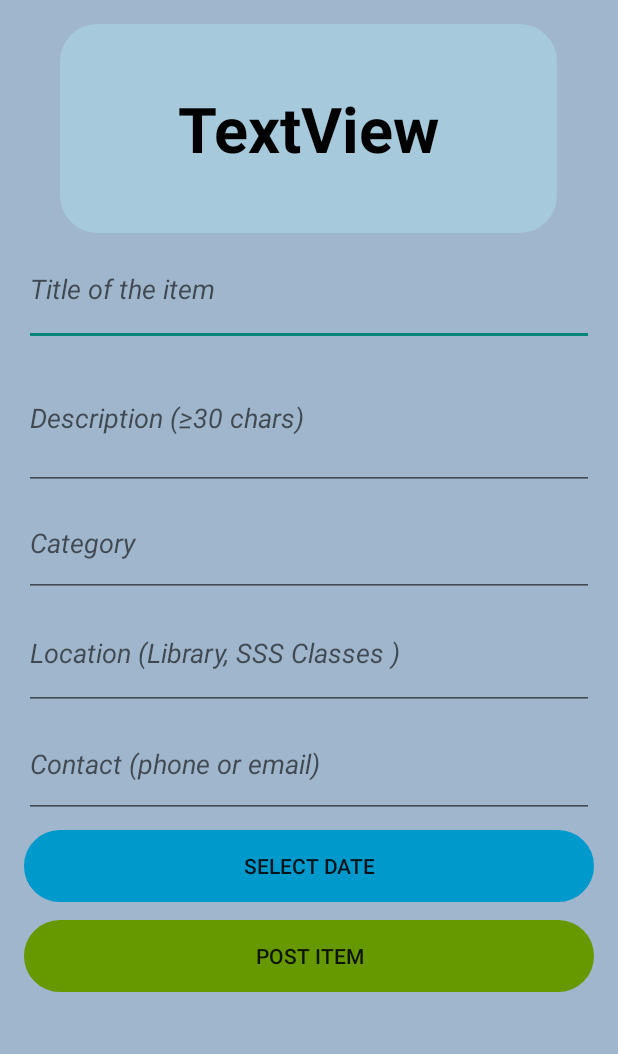
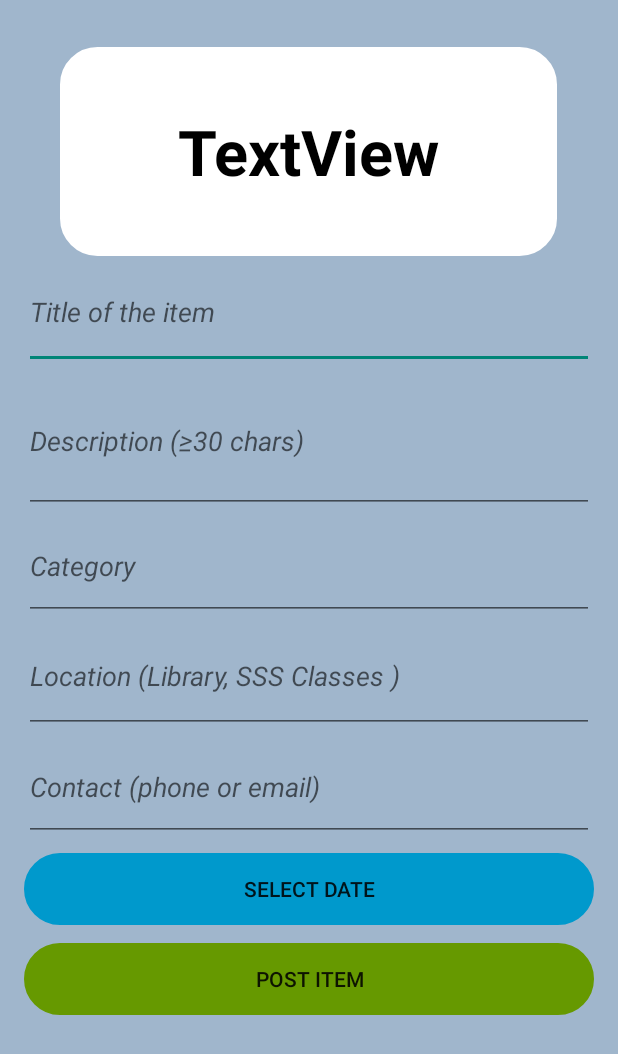
Before and after one commit to paulchembe/campus_lost_found_jdbc, an Android app: the PostItemActivity screen opened directly, with no data from a screen before it, on a phone screen of 412 x 824 dp. Shown: the top 1054 px of the screen. Run offline under Robolectric (Android 15) with nearby library versions, the phone set to English and light mode, and no system bars.

Commit message:
dashboard updated

```diff
--- a/app/src/main/res/layout/activity_post_item.xml
+++ b/app/src/main/res/layout/activity_post_item.xml
@@ -21,9 +21,10 @@
             android:text="TextView"
             android:textAlignment="center"
             android:textAllCaps="false"
-            android:backgroundTint="#A6C9DC"
+            android:backgroundTint="#FFFFFF"
             android:textColor="@color/black"
             android:textSize="42dp"
+            android:layout_marginTop="15dp"
             android:textStyle="bold"
             tools:text="POST LOST ITEM" />
 
```
